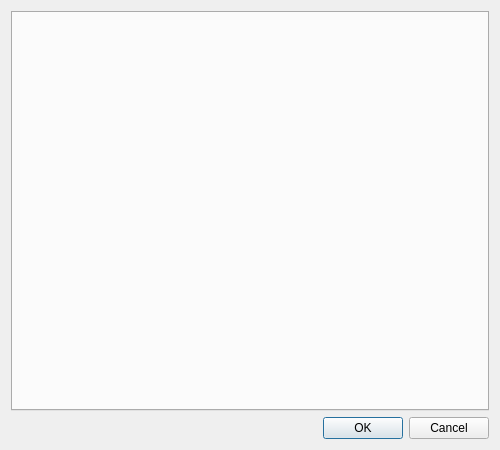
This is src/librssguard/services/abstract/gui/formaccountdetails.ui in martinrotter/rssguard as Qt 5 draws it before an edit. The edited form follows.
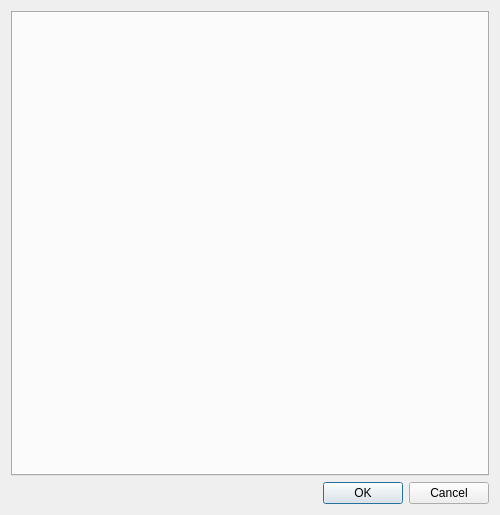
This is the edited form.

The edit to the form file:
```diff
--- a/src/librssguard/services/abstract/gui/formaccountdetails.ui
+++ b/src/librssguard/services/abstract/gui/formaccountdetails.ui
@@ -7,7 +7,7 @@
     <x>0</x>
     <y>0</y>
     <width>500</width>
-    <height>450</height>
+    <height>515</height>
    </rect>
   </property>
   <layout class="QFormLayout" name="formLayout_2">
```
